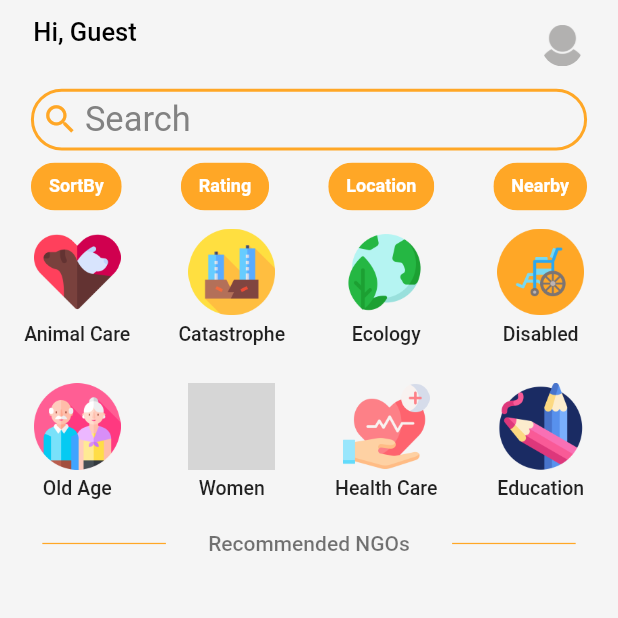
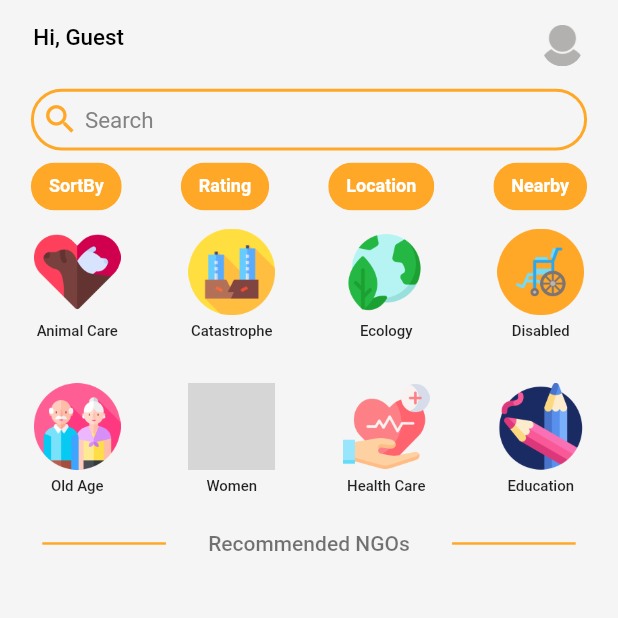
Before and after one commit to Insane-Vaas/betterheroapp, a Flutter app: the Home screen opened by its route, on a phone screen of 412 x 824 dp, the top half of it. Run offline on Flutter 3.47's test engine with Material 2 defaults, Android fonts, the phone set to English and light mode, and no system bars; our stand-ins replace carousel_slider, dots_indicator, firebase_analytics, firebase_auth, firebase_core, firebase_dynamic_links and 11 more; missing offline and left inert: diox; accounts and stored records are empty; grey boxes are pictures that could not be loaded.

Commit message:
using flutter_sizer for scaling.

```diff
--- a/lib/main.dart
+++ b/lib/main.dart
@@ -10,6 +10,7 @@ import 'package:go_router/go_router.dart';
 import 'package:provider/provider.dart';
 import 'package:shared_preferences/shared_preferences.dart';
 import 'firebase_options.dart';
+import 'package:flutter_sizer/flutter_sizer.dart';
 
 Future<void> main() async {
   WidgetsFlutterBinding.ensureInitialized();
@@ -80,8 +81,7 @@ class _BetterHeroAppState extends State<BetterHeroApp> {
             Provider<AppRouter>(
                 create: (_) => AppRouter(preferences: widget.sharedPreferences))
           ],
-          child: Builder(
-            builder: (context) {
+          child: Builder(builder: (context) {
             final GoRouter goRouter =
                 Provider.of<AppRouter>(context, listen: false).router;
             SystemChrome.setSystemUIOverlayStyle(
@@ -89,12 +89,13 @@ class _BetterHeroAppState extends State<BetterHeroApp> {
                 statusBarColor: Colors.white,
               ),
             );
+            return FlutterSizer(builder: (context, orientation, screenType) {
               return MaterialApp.router(
                 debugShowCheckedModeBanner: false,
                 routerConfig: goRouter,
               );
-            },
-          ),
+            });
+          }),
         ),
       );
 }
--- a/lib/screens/homePage/donationicontile/donationiconwidget.dart
+++ b/lib/screens/homePage/donationicontile/donationiconwidget.dart
@@ -1,5 +1,6 @@
 import 'package:flutter/material.dart';
 import 'package:go_router/go_router.dart';
+import 'package:flutter_sizer/flutter_sizer.dart';
 
 class DonationIconWidget extends StatelessWidget {
   const DonationIconWidget({super.key});
@@ -70,8 +71,8 @@ class DonationIconWidget extends StatelessWidget {
                   mainAxisAlignment: MainAxisAlignment.start,
                   children: [
                     Container(
-                      height: MediaQuery.of(context).size.width * 0.14,
-                      width: MediaQuery.of(context).size.width * 0.14,
+                      height: 14.w,
+                      width: 14.w,
                       decoration: BoxDecoration(
                         image: DecorationImage(
                           image: AssetImage(
@@ -86,7 +87,7 @@ class DonationIconWidget extends StatelessWidget {
                     Text(
                       "${listIconTile[index]["causeName"]}",
                       style: TextStyle(
-                        fontSize: 13,
+                        fontSize: 10.dp,
                         fontWeight: FontWeight.w500,
                       ),
                     )
--- a/lib/screens/homePage/home.dart
+++ b/lib/screens/homePage/home.dart
@@ -6,6 +6,7 @@ import 'package:go_router/go_router.dart';
 import 'package:betterheroapp/screens/homePage/donationicontile/donationiconwidget.dart';
 import 'package:betterheroapp/screens/homePage/ngotileslist/ngotiles.dart';
 import 'package:betterheroapp/screens/homePage/sortwidget/sortwidget.dart';
+import 'package:flutter_sizer/flutter_sizer.dart';
 
 class Home extends StatefulWidget {
   const Home({super.key});
@@ -83,10 +84,10 @@ CustomScrollView customScrollView(
           child: Row(
             children: [
               SizedBox(
-                width: MediaQuery.of(context).size.width * 0.20,
+                width: 20.w,
                 child: Divider(
                   color: Colors.orange.shade400,
-                  thickness: MediaQuery.of(context).size.width * 0.002,
+                  thickness: 0.2.h,
                 ),
               ),
               Text(
@@ -95,9 +96,9 @@ CustomScrollView customScrollView(
                     color: Colors.black54, fontWeight: FontWeight.w500),
               ),
               SizedBox(
-                width: MediaQuery.of(context).size.width * 0.20,
+                width: 20.w,
                 child: Divider(
-                  thickness: MediaQuery.of(context).size.width * 0.002,
+                  thickness: 0.2.h,
                   color: Colors.orange.shade400,
                 ),
               ),
@@ -146,8 +147,7 @@ class AppBarWidget extends StatelessWidget {
 
   @override
   Widget build(BuildContext context) {
-    return Container(
-      child: SliverAppBar(
+    return SliverAppBar(
       elevation: 0,
       title: title(location, name, context),
       backgroundColor: Colors.grey.shade100,
@@ -160,10 +160,9 @@ class AppBarWidget extends StatelessWidget {
       pinned: true,
       floating: true,
       centerTitle: false,
-        expandedHeight: MediaQuery.of(context).size.height * 0.18,
+      expandedHeight: 18.h,
       bottom: searchAndSortArea(
         context,
-        ),
       ),
     );
   }
@@ -190,12 +189,8 @@ class ProfilePic extends StatelessWidget {
           ? Hero(
               tag: 'profilepicture',
               child: Container(
-                margin: EdgeInsets.fromLTRB(
-                    0,
-                    MediaQuery.of(context).size.width * 0.04,
-                    MediaQuery.of(context).size.width * 0.00,
-                    MediaQuery.of(context).size.width * 0.01),
-                width: MediaQuery.of(context).size.width * 0.18,
+                margin: EdgeInsets.fromLTRB(0, 4.w, 0, 1.w),
+                width: 18.w,
                 decoration: BoxDecoration(
                   shape: BoxShape.circle,
                   image: DecorationImage(
@@ -207,12 +202,8 @@ class ProfilePic extends StatelessWidget {
           : Hero(
               tag: 'profilepicture',
               child: Container(
-                margin: EdgeInsets.fromLTRB(
-                    0,
-                    MediaQuery.of(context).size.width * 0.04,
-                    MediaQuery.of(context).size.width * 0.00,
-                    MediaQuery.of(context).size.width * 0.01),
-                width: MediaQuery.of(context).size.width * 0.18,
+                margin: EdgeInsets.fromLTRB(0, 4.w, 0, 1.w),
+                width: 18.w,
                 decoration: BoxDecoration(
                   shape: BoxShape.circle,
                   image: DecorationImage(
@@ -229,8 +220,7 @@ class ProfilePic extends StatelessWidget {
 
 Widget title(String location, String name, BuildContext context) {
   return Container(
-    margin: EdgeInsets.fromLTRB(MediaQuery.of(context).size.width * 0.015,
-        MediaQuery.of(context).size.height * 0.015, 0, 0),
+    margin: EdgeInsets.fromLTRB(1.5.w, 1.5.h, 0, 0),
     child: Column(
       crossAxisAlignment: CrossAxisAlignment.start,
       children: <Widget>[
@@ -238,14 +228,14 @@ Widget title(String location, String name, BuildContext context) {
           name != "" ? "Hi, $name" : "Hi, Guest",
           style: TextStyle(
             color: Colors.black,
-            fontSize: 17,
+            fontSize: 15.dp,
           ),
           textScaleFactor: 1,
         ),
         Text(
           style: TextStyle(
             color: Colors.grey.shade700,
-            fontSize: 15,
+            fontSize: 10.dp,
           ),
           location,
         ),
@@ -256,7 +246,7 @@ Widget title(String location, String name, BuildContext context) {
 
 PreferredSize searchAndSortArea(BuildContext context) {
   return PreferredSize(
-    preferredSize: Size.fromHeight(MediaQuery.of(context).size.height * 0.12),
+    preferredSize: Size.fromHeight(9.h),
     child: Container(
       color: Colors.grey.shade100,
       child: ListView(
@@ -287,10 +277,9 @@ class SearchArea extends StatelessWidget {
         },
         child: Center(
           child: Container(
-            margin: EdgeInsets.fromLTRB(
-                0, MediaQuery.of(context).size.height * 0.013, 0, 0),
-            height: MediaQuery.of(context).size.height * 0.05,
-            width: MediaQuery.of(context).size.width * 0.9,
+            margin: EdgeInsets.fromLTRB(0, 1.3.h, 0, 0),
+            height: 5.h,
+            width: 90.w,
             padding: EdgeInsets.all(5),
             decoration: BoxDecoration(
                 borderRadius: BorderRadius.circular(
@@ -313,12 +302,12 @@ class SearchArea extends StatelessWidget {
                   margin: EdgeInsets.fromLTRB(4, 0, 0, 0),
                   alignment: Alignment.centerLeft,
                   height: MediaQuery.of(context).size.height * 0.0512,
-                  width: 300,
+                  width: 70.w,
                   child: Text(
                     "Search",
                     style: TextStyle(
                       color: Colors.grey.shade600.withOpacity(0.9),
-                      fontSize: 23,
+                      fontSize: 15.dp,
                     ),
                   ),
                 ),
--- a/pubspec.yaml
+++ b/pubspec.yaml
@@ -58,6 +58,7 @@ dependencies:
   share_plus: ^6.3.0
   firebase_dynamic_links: ^5.0.11
   firebase_analytics: ^10.1.0
+  flutter_sizer: ^1.0.4
 
 dev_dependencies:
   flutter_test:
```
Lines whose indentation alone changed are shown as unchanged.
